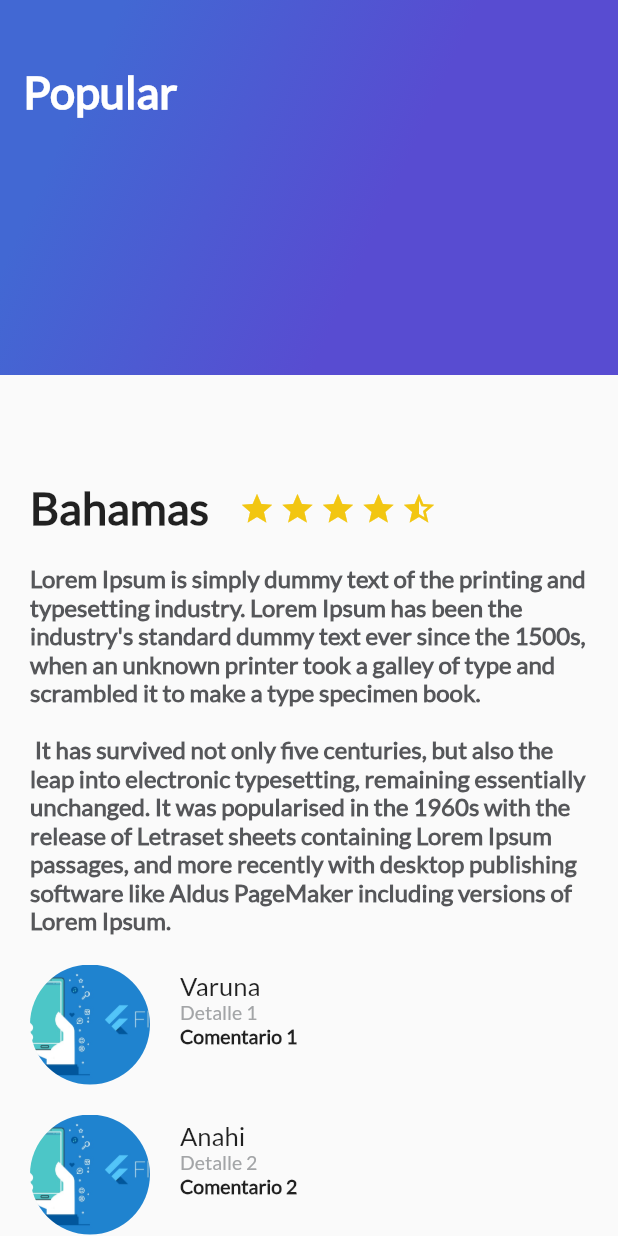
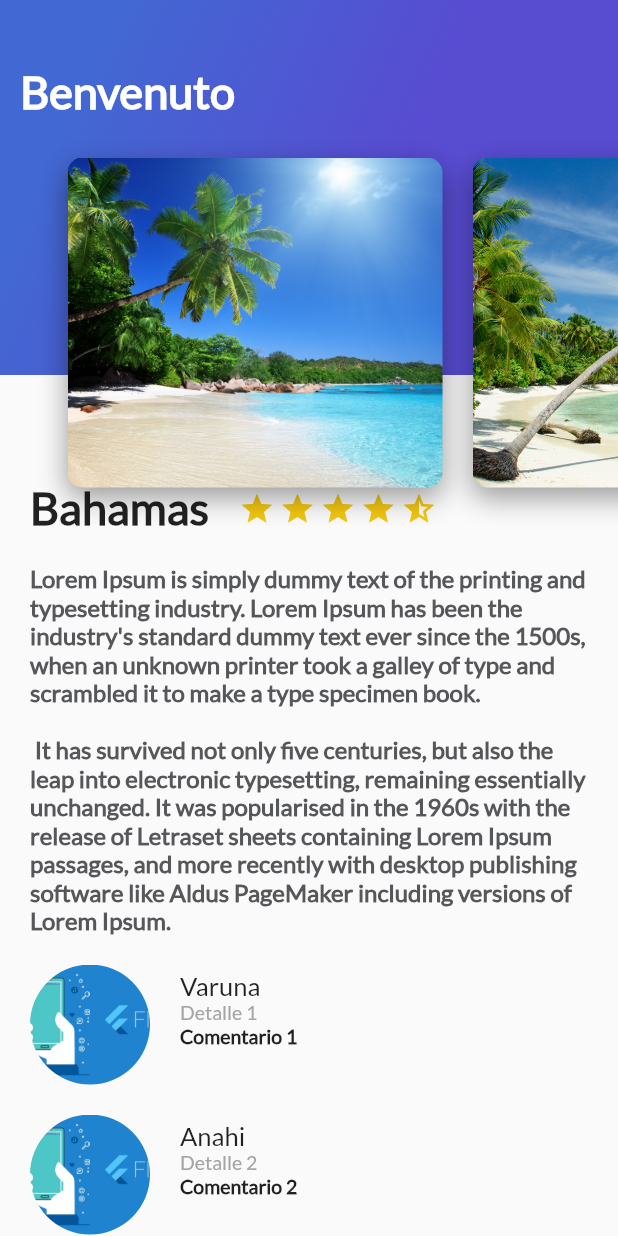
Before and after one commit to davidcrc/TripsFlutter, a Flutter app: the screen it shows after launch, on a phone screen of 412 x 824 dp. Run offline on Flutter 3.47's test engine with Material 2 defaults, Android fonts, the phone set to English and light mode, and no system bars.

Commit message:
Añadimos a personalizar el appbar ( que contiene un stack con un listview de diferentes card )

```diff
--- a/lib/card_image.dart
+++ b/lib/card_image.dart
@@ -1,10 +1,12 @@
 import 'package:flutter/material.dart';
 
 
-class CradImage extends StatelessWidget
+class CardImage extends StatelessWidget
 {
 
   String pathImage = "asset/images/playa1.jpg";
+
+  CardImage(this.pathImage);
 
   @override
   Widget build(BuildContext context) {
--- a/lib/card_image_list.dart
+++ b/lib/card_image_list.dart
@@ -1,11 +1,29 @@
 import 'package:flutter/material.dart';
+import 'card_image.dart';
 
 class CardImageList extends StatelessWidget{
 
   @override
   Widget build(BuildContext context) {
     // TODO: implement build
-    throw UnimplementedError();
+
+    final list = Container(
+      height: 350.0,
+      child: ListView(
+        padding: EdgeInsets.all(25.0),
+        scrollDirection: Axis.horizontal,
+        children: <Widget>[
+          CardImage("assets/images/playa1.jpg"),
+          CardImage("assets/images/playa2.jpg"),
+          CardImage("assets/images/playa3.jpg"),
+          CardImage("assets/images/playa4.jpg"),
+
+        ],
+      ),
+    );
+
+    return list;
+    //throw UnimplementedError();
   }
 
 }
--- /dev/null
+++ b/lib/header_appbar.dart
@@ -0,0 +1,22 @@
+import 'package:flutter/material.dart';
+import 'card_image_list.dart';
+import 'gradient_back.dart';
+
+class HeaderAppBar extends StatelessWidget
+{
+
+  @override
+  Widget build(BuildContext context) {
+
+    return Stack(
+      children: <Widget>[
+        GradientBack("Benvenuto"),
+        CardImageList(),
+      ],
+    );
+
+
+    //throw UnimplementedError();
+  }
+
+}
--- a/lib/main.dart
+++ b/lib/main.dart
@@ -2,6 +2,7 @@ import 'package:flutter/material.dart';
 import 'package:platzi_flutter_app/description_place.dart';
 import 'package:platzi_flutter_app/review_list.dart';
 import 'package:platzi_flutter_app/gradient_back.dart';
+import 'header_appbar.dart';
 
 void main() => runApp(MyApp());
 
@@ -48,7 +49,8 @@ class MyApp extends StatelessWidget {
               ],
             ),
             //
-            GradientBack("Popular"),
+            //GradientBack("Popular"),
+            HeaderAppBar(),     // NOTE: Por que pone  aqui el appbar??
           ],
         ),
         /*body: Center(
```
